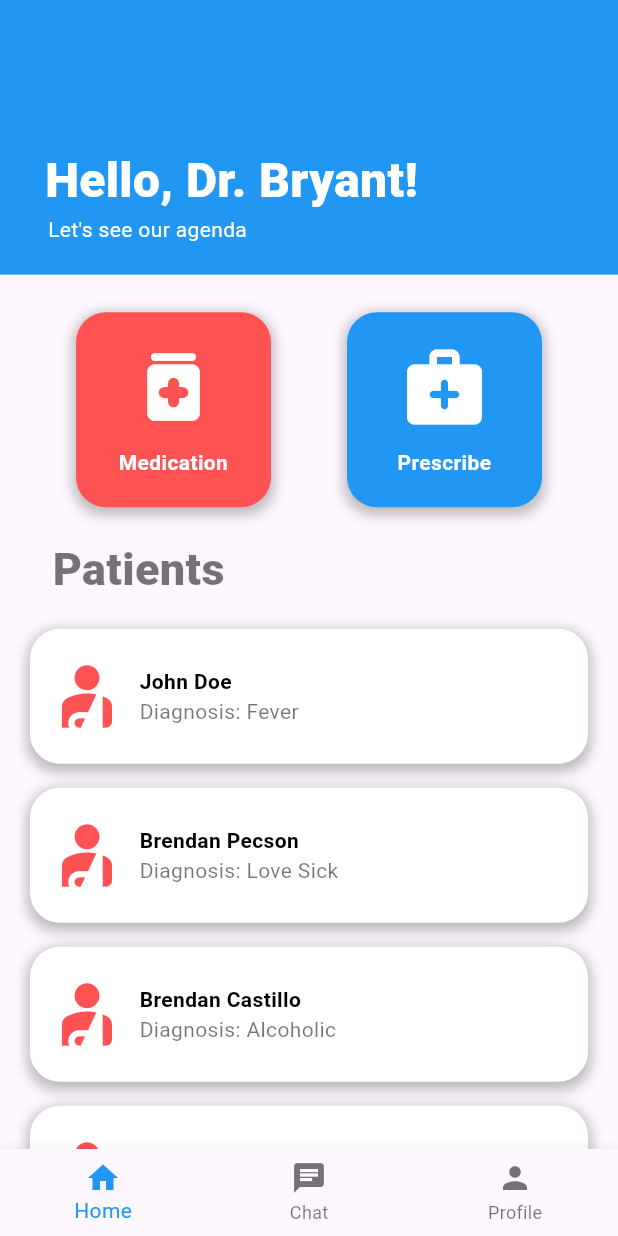
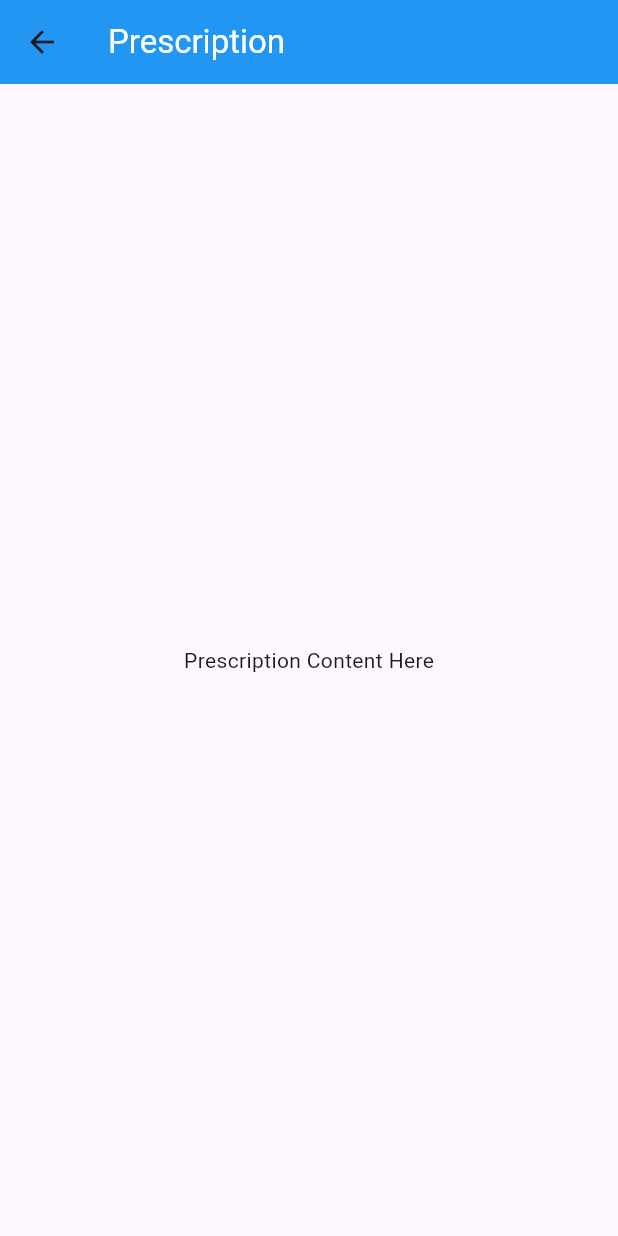
Before and after one commit to uniqlydev/seta, a Flutter app: the DashboardDoctorScreen screen opened by its route, after a tap on "Prescribe", on a phone screen of 412 x 824 dp. Run offline on Flutter 3.47's test engine with Material 3 defaults, Android fonts, the phone set to English and light mode, and no system bars; our stand-ins replace bloc, cloud_firestore, equatable, firebase_auth, firebase_core, flutter_bloc and 2 more; missing offline and left inert: dart:ffi; accounts and stored records are empty; Roboto replaces fonts that are missing (RobotoMono).

Commit message:
Adjusted the animation and added empty presciption form screen

```diff
--- a/lib/main.dart
+++ b/lib/main.dart
@@ -3,6 +3,7 @@ import 'package:codingbryant/repositories/auth_repository.dart';
 import 'package:codingbryant/screens/dashboard_doctor_screen.dart';
 import 'package:codingbryant/screens/landing_page.dart';
 import 'package:codingbryant/screens/login_screen.dart';
+import 'package:codingbryant/screens/prescription_screen.dart';
 import 'package:codingbryant/screens/register_doctor_screen.dart';
 import 'package:codingbryant/screens/register_patient_screen.dart';
 import 'package:flutter/material.dart';
@@ -52,6 +53,7 @@ class MyApp extends StatelessWidget {
           '/login':(context) => LoginScreen(),
           '/register-patient': (context) => const RegisterPatientScreen(),
           '/dashboard-doctor': (context) => const DashboardDoctorScreen(),
+          '/prescription-form': (context) => const PrescriptionScreen(),
         },
       ),
     );
--- a/lib/screens/dashboard_doctor_screen.dart
+++ b/lib/screens/dashboard_doctor_screen.dart
@@ -144,8 +144,7 @@ class _DashboardDoctorScreenState extends State<DashboardDoctorScreen> {
                 ),
                 InkWell(
                   onTap: () {
-                    // Handle onTap for "Prescribe"
-                    // Navigate to the page for prescribing medication
+                     Navigator.pushNamed(context, '/prescription-form');
                   },
                   child: Container(
                     width: 130,
--- /dev/null
+++ b/lib/screens/prescription_screen.dart
@@ -0,0 +1,40 @@
+import 'package:flutter/material.dart';
+
+class PrescriptionScreen extends StatelessWidget {
+  const PrescriptionScreen({super.key});
+
+  @override
+  Widget build(BuildContext context) {
+    return Scaffold(
+      appBar: AppBar(
+        title: const Text(
+          'Prescription',
+          style: TextStyle(color: Colors.white), // Set the color of the text to white
+        ),
+        backgroundColor: Colors.blue, // Set the color of the AppBar
+      ),
+      body: const Center(
+        child: Text('Prescription Content Here'),
+      ),
+    );
+  }
+}
+
+void main() {
+  runApp(const MyApp());
+}
+
+class MyApp extends StatelessWidget {
+  const MyApp({super.key});
+
+  @override
+  Widget build(BuildContext context) {
+    return MaterialApp(
+      title: 'Flutter Demo',
+      theme: ThemeData(
+        primarySwatch: Colors.blue,
+      ),
+      home: const PrescriptionScreen(),
+    );
+  }
+}
```
Also changed, not shown: lib/screens/landing_page.dart (+15 -4 lines).
